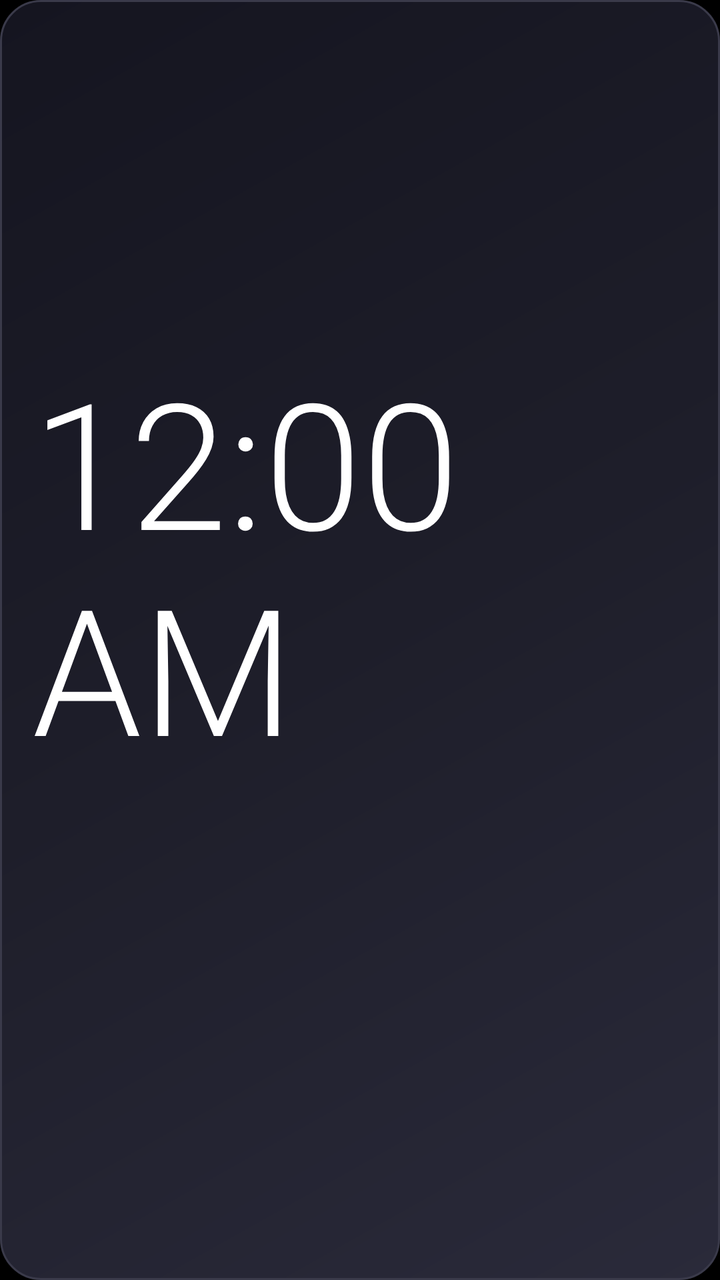
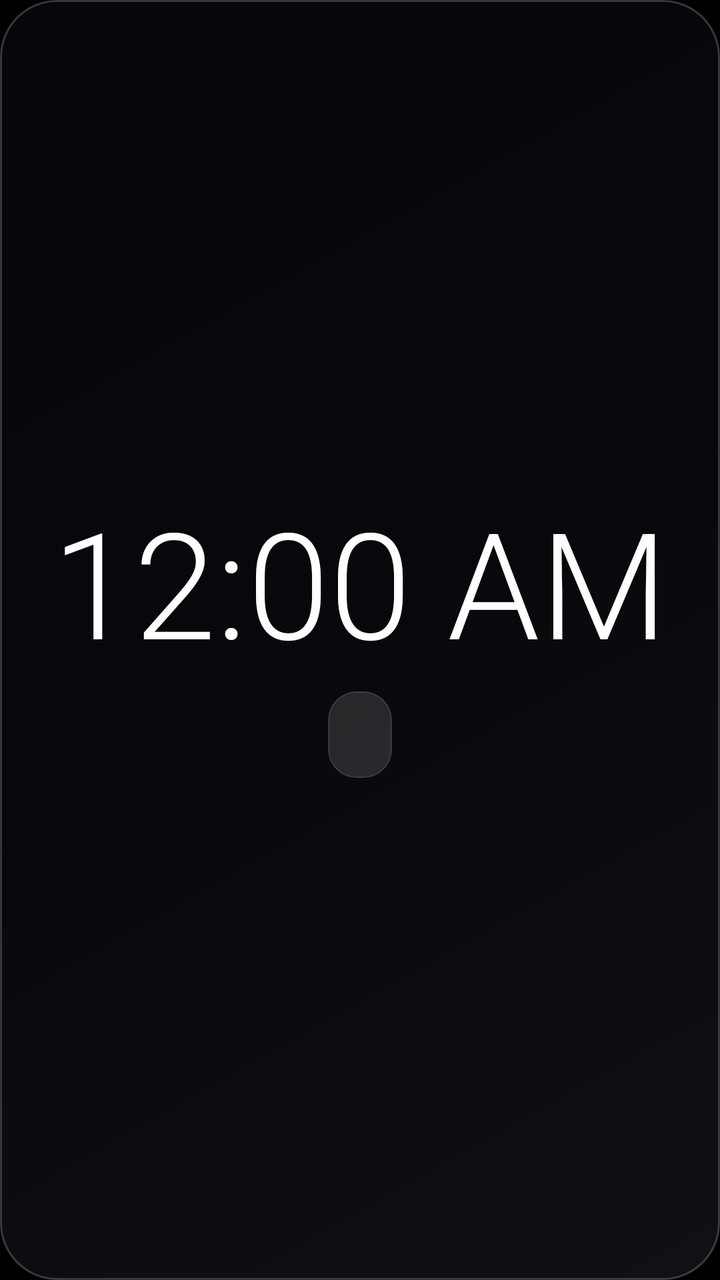

Before-and-after screenshots of an Android layout around one commit, followed by the original layout XML and the change that was made.
<!-- AndroidManifest.xml: application theme Theme.ClockScreen -->
<!-- res/layout/widget_clock.xml -->
<?xml version="1.0" encoding="utf-8"?>
<LinearLayout xmlns:android="http://schemas.android.com/apk/res/android"
    android:id="@+id/widget_background_container"
    android:layout_width="match_parent"
    android:layout_height="match_parent"
    android:orientation="vertical"
    android:gravity="center"
    android:padding="16dp"
    android:background="@drawable/widget_background_rounded">

    <TextClock
        android:id="@+id/tv_widget_time"
        android:layout_width="wrap_content"
        android:layout_height="wrap_content"
        android:fontFamily="sans-serif-light"
        android:format24Hour="HH:mm"
        android:format12Hour="hh:mm a"
        android:textColor="@color/text_primary"
        android:textSize="88sp" />

    <TextView
        android:id="@+id/tv_widget_weekday"
        android:layout_width="wrap_content"
        android:layout_height="wrap_content"
        android:layout_marginTop="10dp"
        android:fontFamily="sans-serif-medium"
        android:gravity="center"
        android:textColor="@color/text_secondary"
        android:textSize="24sp" />

    <TextView
        android:id="@+id/tv_widget_date"
        android:layout_width="wrap_content"
        android:layout_height="wrap_content"
        android:layout_marginTop="4dp"
        android:fontFamily="sans-serif"
        android:gravity="center"
        android:textColor="@color/text_subtle"
        android:textSize="22sp" />

</LinearLayout>
<!-- resources referenced by this layout -->
<resources>
  <color name="text_primary">#FFFFFFFF</color>
  <color name="text_secondary">#FFE8E8E8</color>
  <color name="text_subtle">#FFB8B8B8</color>
  <!-- drawable widget_background_rounded (drawable) -->
  <?xml version="1.0" encoding="utf-8"?>
  <shape xmlns:android="http://schemas.android.com/apk/res/android"
      android:shape="rectangle">
      <gradient
          android:type="linear"
          android:angle="135"
          android:startColor="#2A2A3A"
          android:centerColor="#1E1E2A"
          android:endColor="#151520" />
      <corners android:radius="20dp" />
      <stroke
          android:width="1dp"
          android:color="#3A3A4A" />
  </shape>
  <style name="Theme.ClockScreen" parent="Theme.Material3.Dark.NoActionBar">
          <item name="android:windowBackground">@color/black</item>
          <item name="android:statusBarColor">@color/black</item>
          <item name="android:navigationBarColor">@color/black</item>
      </style>
  <color name="black">#FF000000</color>
</resources>

<!-- the commit's change to res/layout/widget_clock.xml (unified diff, before → after) -->
@@ -15,27 +15,44 @@
         android:fontFamily="sans-serif-light"
         android:format24Hour="HH:mm"
         android:format12Hour="hh:mm a"
+        android:includeFontPadding="false"
         android:textColor="@color/text_primary"
-        android:textSize="88sp" />
+        android:textSize="74sp" />
 
-    <TextView
-        android:id="@+id/tv_widget_weekday"
+    <LinearLayout
         android:layout_width="wrap_content"
         android:layout_height="wrap_content"
-        android:layout_marginTop="10dp"
-        android:fontFamily="sans-serif-medium"
+        android:layout_marginTop="8dp"
+        android:orientation="vertical"
         android:gravity="center"
-        android:textColor="@color/text_secondary"
-        android:textSize="24sp" />
+        android:background="@drawable/widget_date_chip"
+        android:paddingStart="16dp"
+        android:paddingEnd="16dp"
+        android:paddingTop="6dp"
+        android:paddingBottom="6dp">
 
-    <TextView
-        android:id="@+id/tv_widget_date"
-        android:layout_width="wrap_content"
-        android:layout_height="wrap_content"
-        android:layout_marginTop="4dp"
-        android:fontFamily="sans-serif"
-        android:gravity="center"
-        android:textColor="@color/text_subtle"
-        android:textSize="22sp" />
+        <TextView
+            android:id="@+id/tv_widget_weekday"
+            android:layout_width="wrap_content"
+            android:layout_height="wrap_content"
+            android:fontFamily="sans-serif-medium"
+            android:gravity="center"
+            android:includeFontPadding="false"
+            android:letterSpacing="0.06"
+            android:textAllCaps="true"
+            android:textColor="#F5FFFFFF"
+            android:textSize="13sp" />
+
+        <TextView
+            android:id="@+id/tv_widget_date"
+            android:layout_width="wrap_content"
+            android:layout_height="wrap_content"
+            android:layout_marginTop="2dp"
+            android:fontFamily="sans-serif"
+            android:gravity="center"
+            android:includeFontPadding="false"
+            android:textColor="#B3FFFFFF"
+            android:textSize="12sp" />
+    </LinearLayout>
 
 </LinearLayout>
<!-- resource entries referenced after the edit -->
@@ -1,8 +1,6 @@
 <!-- resources referenced by this layout -->
 <resources>
   <color name="text_primary">#FFFFFFFF</color>
-  <color name="text_secondary">#FFE8E8E8</color>
-  <color name="text_subtle">#FFB8B8B8</color>
   <!-- drawable widget_background_rounded (drawable) -->
   <?xml version="1.0" encoding="utf-8"?>
   <shape xmlns:android="http://schemas.android.com/apk/res/android"
@@ -10,13 +8,23 @@
       <gradient
           android:type="linear"
           android:angle="135"
-          android:startColor="#2A2A3A"
-          android:centerColor="#1E1E2A"
-          android:endColor="#151520" />
-      <corners android:radius="20dp" />
+          android:startColor="#8020222E"
+          android:centerColor="#6614151F"
+          android:endColor="#800C0D14" />
+      <corners android:radius="28dp" />
       <stroke
           android:width="1dp"
-          android:color="#3A3A4A" />
+          android:color="#33FFFFFF" />
+  </shape>
+  <!-- drawable widget_date_chip (drawable) -->
+  <?xml version="1.0" encoding="utf-8"?>
+  <shape xmlns:android="http://schemas.android.com/apk/res/android"
+      android:shape="rectangle">
+      <solid android:color="#20FFFFFF" />
+      <corners android:radius="14dp" />
+      <stroke
+          android:width="0.5dp"
+          android:color="#26FFFFFF" />
   </shape>
   <style name="Theme.ClockScreen" parent="Theme.Material3.Dark.NoActionBar">
           <item name="android:windowBackground">@color/black</item>
